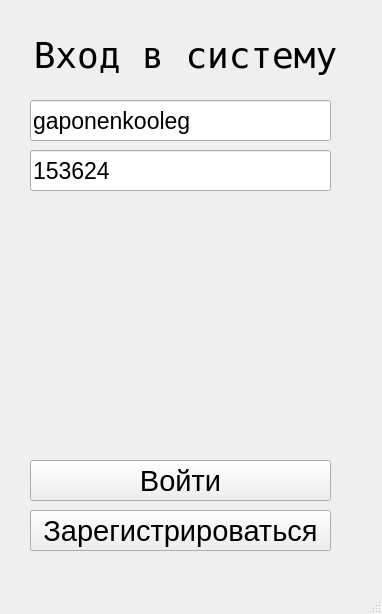
This is App/Design/untitled.ui in rokisto2/AccomidationForStudent as Qt 5 draws it before an edit. The edited form follows.
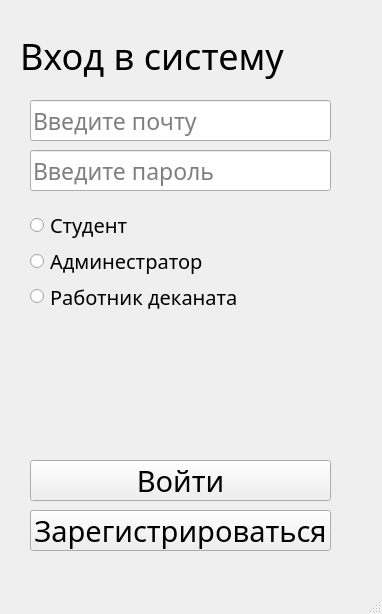
This is the edited form.

Commit message: fix design and add role

```diff
--- a/App/Design/untitled.ui
+++ b/App/Design/untitled.ui
@@ -25,16 +25,13 @@
     </property>
     <property name="font">
      <font>
-      <family>Andale Mono</family>
+      <family>Ubuntu Mono</family>
       <pointsize>27</pointsize>
      </font>
     </property>
     <property name="text">
      <string>Вход в систему</string>
     </property>
-    <property name="alignment">
-     <set>Qt::AlignmentFlag::AlignCenter</set>
-    </property>
    </widget>
    <widget class="QLineEdit" name="mail">
     <property name="geometry">
@@ -47,6 +44,7 @@
     </property>
     <property name="font">
      <font>
+      <family>Ubuntu Mono</family>
       <pointsize>17</pointsize>
      </font>
     </property>
@@ -54,7 +52,7 @@
      <string/>
     </property>
     <property name="text">
-     <string extracomment=" ">gaponenkooleg</string>
+     <string extracomment=" "/>
     </property>
     <property name="placeholderText">
      <string>Введите почту</string>
@@ -71,6 +69,7 @@
     </property>
     <property name="font">
      <font>
+      <family>Ubuntu Mono</family>
       <pointsize>17</pointsize>
      </font>
     </property>
@@ -78,7 +77,7 @@
      <string/>
     </property>
     <property name="text">
-     <string extracomment=" ">153624</string>
+     <string extracomment=" "/>
     </property>
     <property name="placeholderText">
      <string>Введите пароль</string>
@@ -95,6 +94,7 @@
     </property>
     <property name="font">
      <font>
+      <family>Ubuntu Mono</family>
       <pointsize>22</pointsize>
      </font>
     </property>
@@ -122,6 +122,7 @@
     </property>
     <property name="font">
      <font>
+      <family>Ubuntu Mono</family>
       <pointsize>22</pointsize>
      </font>
     </property>
@@ -138,6 +139,63 @@
      <bool>false</bool>
     </property>
    </widget>
+   <widget class="QWidget" name="">
+    <property name="geometry">
+     <rect>
+      <x>30</x>
+      <y>210</y>
+      <width>208</width>
+      <height>101</height>
+     </rect>
+    </property>
+    <property name="font">
+     <font>
+      <family>Ubuntu Mono</family>
+      <pointsize>15</pointsize>
+     </font>
+    </property>
+    <layout class="QVBoxLayout" name="verticalLayout">
+     <item>
+      <widget class="QRadioButton" name="radioStudent">
+       <property name="font">
+        <font>
+         <family>Ubuntu Mono</family>
+         <pointsize>15</pointsize>
+        </font>
+       </property>
+       <property name="text">
+        <string>Студент</string>
+       </property>
+      </widget>
+     </item>
+     <item>
+      <widget class="QRadioButton" name="radioAdministration">
+       <property name="font">
+        <font>
+         <family>Ubuntu Mono</family>
+         <pointsize>15</pointsize>
+        </font>
+       </property>
+       <property name="text">
+        <string>Админестратор</string>
+       </property>
+      </widget>
+     </item>
+     <item>
+      <widget class="QRadioButton" name="radioDeaneryStaff">
+       <property name="font">
+        <font>
+         <family>Ubuntu Mono</family>
+         <pointsize>15</pointsize>
+        </font>
+       </property>
+       <property name="text">
+        <string>Работник деканата</string>
+       </property>
+      </widget>
+     </item>
+    </layout>
+   </widget>
   </widget>
   <widget class="QMenuBar" name="menubar">
    <property name="geometry">
```
The commit also changes 7 other files.
